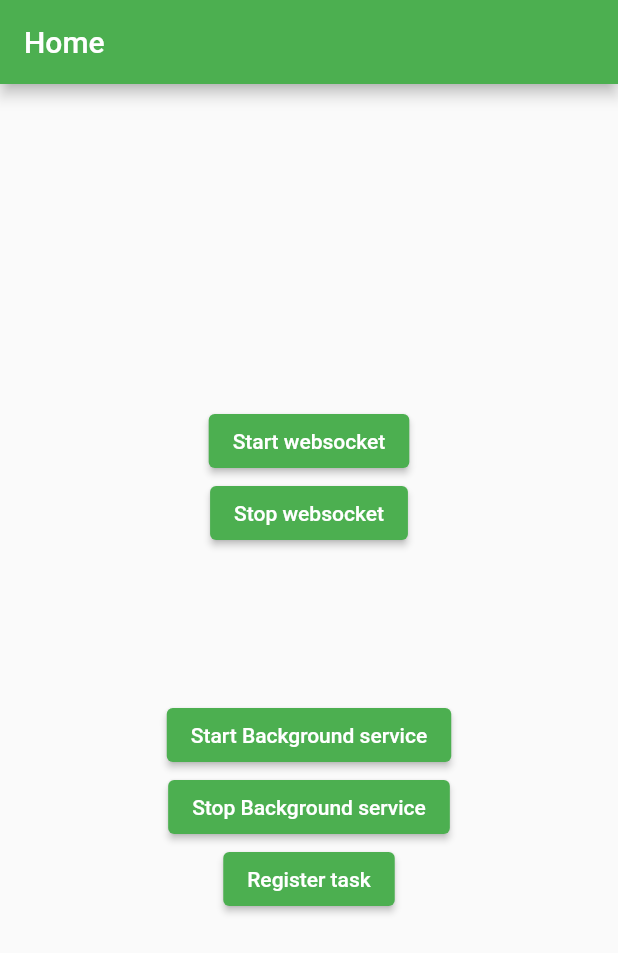
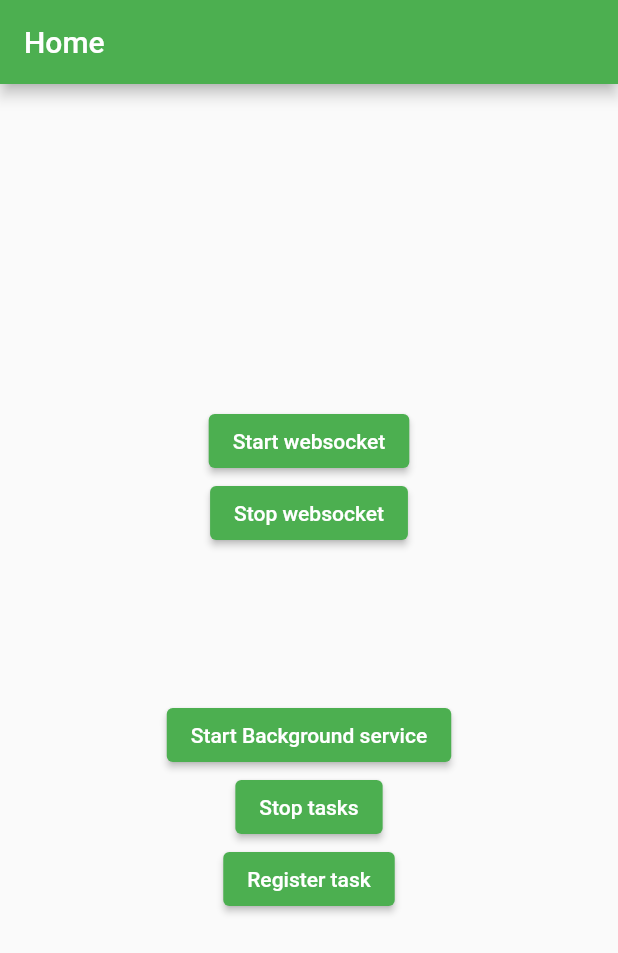
Before and after one commit to WilliamFB/websocket_workmanager, a Flutter app: the screen it shows after launch, on a phone screen of 412 x 824 dp. Shown: the top 953 px of the screen. Run offline on Flutter 3.47's test engine with Material 2 defaults, Android fonts, the phone set to English and light mode, and no system bars; missing offline and left inert: workmanager.

Commit message:
fix: set stop tasks onPressed

```diff
--- a/lib/home_page.dart
+++ b/lib/home_page.dart
@@ -52,8 +52,8 @@ class _HomePageState extends State<HomePage> {
               child: const Text('Start Background service'),
             ),
             ElevatedButton(
-              onPressed: () {},
-              child: const Text('Stop Background service'),
+              onPressed: () => _backgroundTaskService.cancelAll(),
+              child: const Text('Stop tasks'),
             ),
             ElevatedButton(
               onPressed: () => _backgroundTaskService.registerTask('abc'),
```
